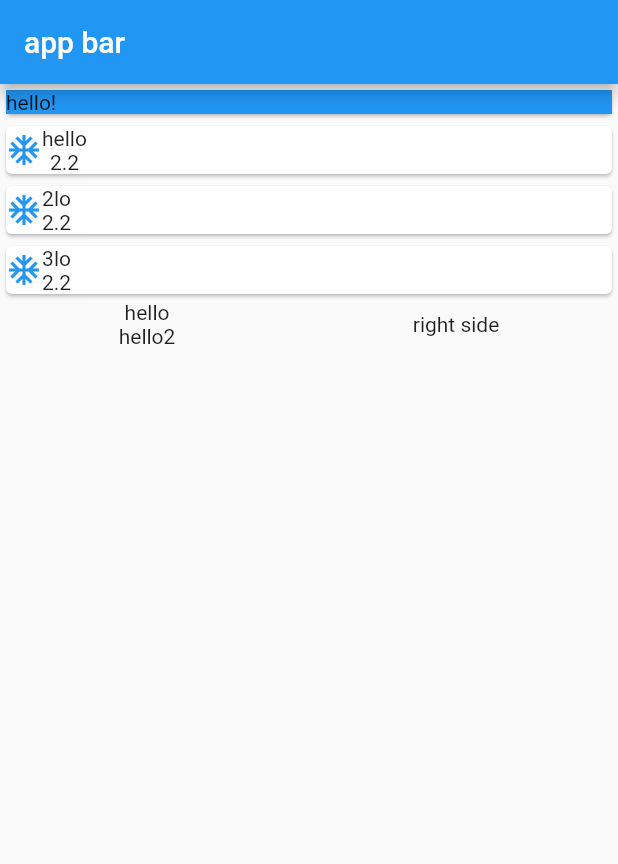
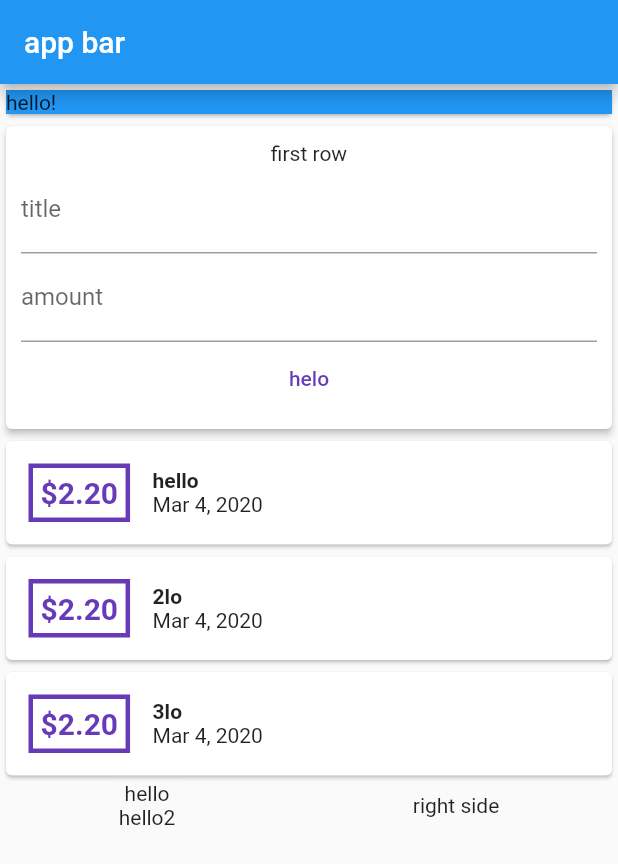
Before and after one commit to kilikafinal/personal_expense, a Flutter app: the screen it shows after launch, on a phone screen of 412 x 824 dp. Shown: the top 864 px of the screen. Run offline on Flutter 3.47's test engine with Material 2 defaults, Android fonts, the phone set to English and light mode, and no system bars.

Commit message:
Added ability to add transactions to list

```diff
--- a/lib/main.dart
+++ b/lib/main.dart
@@ -1,6 +1,9 @@
 import 'package:flutter/material.dart';
+import 'package:intl/intl.dart';
+import 'package:personal_expense/widget/transaction_list.dart';
+import 'package:personal_expense/widget/user_transaction.dart';
 
-import 'transaction.dart';
+import 'model/transaction.dart';
 
 void main() => runApp(MyApp());
 
@@ -15,11 +18,8 @@ class MyApp extends StatelessWidget {
 }
 
 class myHomePage extends StatelessWidget {
-  final List<Transaction> transactions = [
-    Transaction(id: "1", title: "hello", amount: 2.2, date: DateTime.now()),
-    Transaction(id: "2", title: "2lo", amount: 2.2, date: DateTime.now()),
-    Transaction(id: "3", title: "3lo", amount: 2.2, date: DateTime.now()),
-  ];
+  String titleInput;
+  String amountInput;
 
   @override
   Widget build(BuildContext context) {
@@ -28,6 +28,7 @@ class myHomePage extends StatelessWidget {
         title: Text("app bar"),
       ),
       body: Column(
+        crossAxisAlignment: CrossAxisAlignment.stretch,
         children: <Widget>[
           Card(
             child: Container(
@@ -36,27 +37,7 @@ class myHomePage extends StatelessWidget {
               color: Colors.blue,
             ),
           ),
-          Column(
-              children: transactions
-                  .map((e) => Card(
-                        child: Row(
-                          children: <Widget>[
-                            Container(
-                              child: Icon(
-                                Icons.ac_unit,
-                                color: Colors.blue,
-                              ),
-                            ),
-                            Column(
-                              children: <Widget>[
-                                Text(e.title),
-                                Text(e.amount.toString()),
-                              ],
-                            ),
-                          ],
-                        ),
-                      ))
-                  .toList()),
+          UserTransaction(),
           Row(
             mainAxisAlignment: MainAxisAlignment.spaceAround,
             children: <Widget>[
@@ -70,9 +51,9 @@ class myHomePage extends StatelessWidget {
                 children: <Widget>[
                   Text("right side"),
                 ],
-              )
+              ),
             ],
-          )
+          ),
         ],
       ),
     );
--- /dev/null
+++ b/lib/widget/new_transaction.dart
@@ -0,0 +1,42 @@
+import 'package:flutter/material.dart';
+
+class NewTransaction extends StatelessWidget {
+  final Function _addTransaction;
+  final titleController = TextEditingController();
+  final amountController = TextEditingController();
+
+
+  NewTransaction(this._addTransaction);
+
+  @override
+  Widget build(BuildContext context) {
+    return Card(
+      elevation: 2,
+      child: Container(
+        padding: EdgeInsets.all(10),
+        child: Column(
+          children: <Widget>[
+            Text("first row"),
+            TextField(
+              decoration: InputDecoration(labelText: "title"),
+              controller: titleController,
+            ),
+            TextField(
+              decoration: InputDecoration(labelText: "amount"),
+              controller: amountController,
+            ),
+            Container(
+              child: FlatButton(
+                onPressed: (){
+                  _addTransaction(titleController.text, double.parse(amountController.text));
+                },
+                textColor: Colors.deepPurple,
+                child: Text("helo"),
+              ),
+            ),
+          ],
+        ),
+      ),
+    );
+  }
+}
--- /dev/null
+++ b/lib/widget/transaction_list.dart
@@ -0,0 +1,48 @@
+import 'package:flutter/material.dart';
+import 'package:intl/intl.dart';
+import 'package:personal_expense/model/transaction.dart';
+
+class TransactionList extends StatelessWidget {
+  final List<Transaction> transactions;
+
+  TransactionList(this.transactions);
+
+  @override
+  Widget build(BuildContext context) {
+    return Column(
+        children: transactions
+            .map((e) => Card(
+                  child: Row(
+                    children: <Widget>[
+                      Container(
+                        decoration: BoxDecoration(
+                          border:
+                              Border.all(color: Colors.deepPurple, width: 3),
+                        ),
+                        child: Text(
+                          "\$${e.amount.toStringAsFixed(2)}",
+                          style: TextStyle(
+                            fontSize: 20,
+                            fontWeight: FontWeight.bold,
+                            color: Colors.deepPurple,
+                          ),
+                        ),
+                        padding: EdgeInsets.all(5),
+                        margin: EdgeInsets.all(15),
+                      ),
+                      Column(
+                        crossAxisAlignment: CrossAxisAlignment.start,
+                        children: <Widget>[
+                          Text(
+                            e.title,
+                            style: TextStyle(fontWeight: FontWeight.bold),
+                          ),
+                          Text(DateFormat.yMMMd().format(e.date)),
+                        ],
+                      ),
+                    ],
+                  ),
+                ))
+            .toList());
+  }
+}
--- /dev/null
+++ b/lib/widget/user_transaction.dart
@@ -0,0 +1,37 @@
+import 'package:flutter/material.dart';
+import 'package:personal_expense/model/transaction.dart';
+import 'package:personal_expense/widget/new_transaction.dart';
+import 'package:personal_expense/widget/transaction_list.dart';
+
+class UserTransaction extends StatefulWidget {
+  @override
+  State<StatefulWidget> createState() => _UserTransactionState();
+}
+
+class _UserTransactionState extends State<UserTransaction> {
+  final List<Transaction> _userTransactions = [
+    Transaction(id: "1", title: "hello", amount: 2.2, date: DateTime.now()),
+    Transaction(id: "2", title: "2lo", amount: 2.2, date: DateTime.now()),
+    Transaction(id: "3", title: "3lo", amount: 2.2, date: DateTime.now()),
+  ];
+  void _addTransaction(String txTitle, double txAmount) {
+    final transaction = Transaction(
+        id: DateTime.now().toString(),
+        title: txTitle,
+        amount: txAmount,
+        date: DateTime.now());
+
+    setState(() {
+      _userTransactions.add(transaction);
+    });
+  }
+  @override
+  Widget build(BuildContext context) {
+    return Column(
+      children: <Widget>[
+        NewTransaction(_addTransaction),
+        TransactionList(_userTransactions),
+      ],
+    );
+  }
+}
--- a/pubspec.yaml
+++ b/pubspec.yaml
@@ -17,9 +17,9 @@ environment:
   sdk: ">=2.1.0 <3.0.0"
 
 dependencies:
+  intl: ^0.16.1
   flutter:
     sdk: flutter
-
   # The following adds the Cupertino Icons font to your application.
   # Use with the CupertinoIcons class for iOS style icons.
   cupertino_icons: ^0.1.2
```
Also changed, not shown: lib/model/transaction.dart (renamed from lib/transaction.dart), pubspec.lock.
